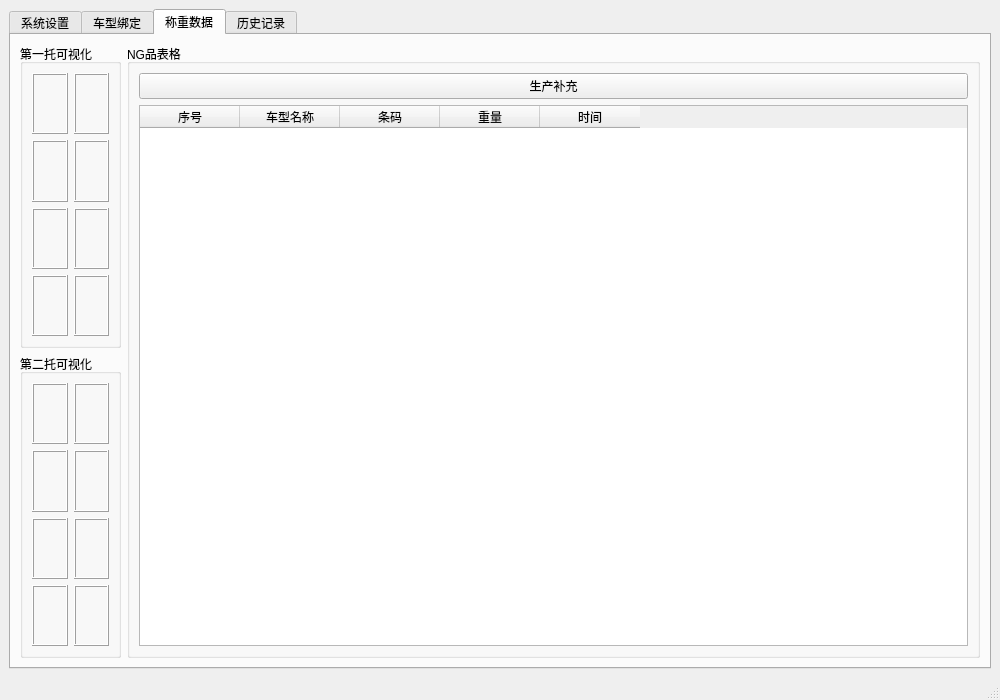
Above: mainwindow.ui from xiaoluoDD/Weight-Comparison before the change. Below: the same form after it.
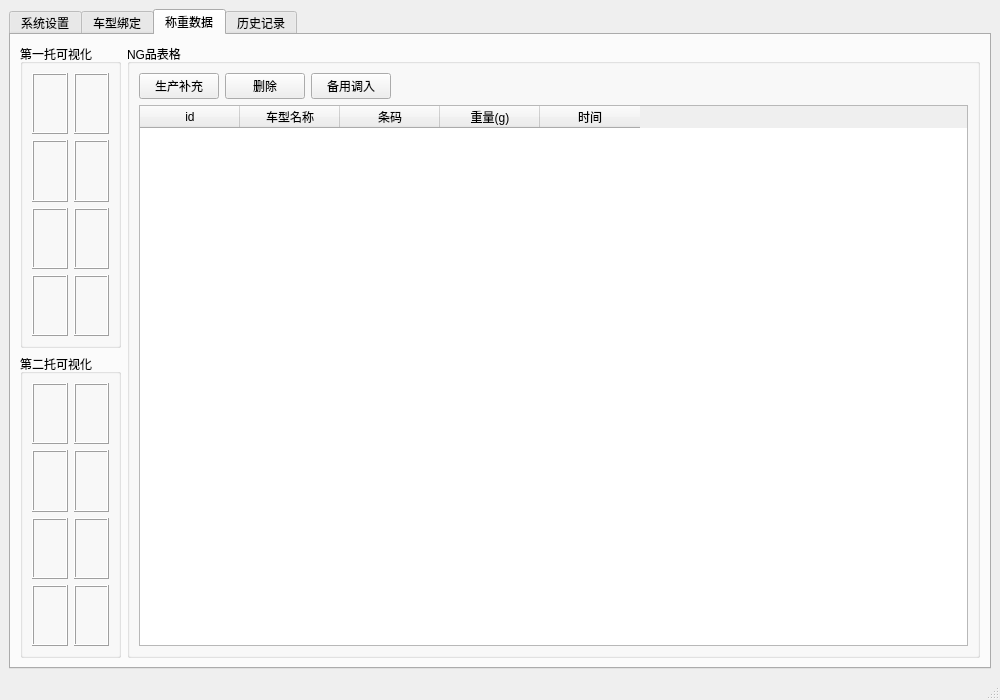
That is the form after the change. The open tabs and pages were chosen to show the change.

Diff of the .ui file:
```diff
--- a/mainwindow.ui
+++ b/mainwindow.ui
@@ -360,17 +360,57 @@
           </property>
           <layout class="QVBoxLayout" name="verticalLayout_right">
            <item>
-            <widget class="QPushButton" name="productionSupplementBtn">
-             <property name="text">
-              <string>生产补充</string>
-             </property>
-            </widget>
+            <layout class="QHBoxLayout" name="horizontalLayout_ngButtons">
+             <item>
+              <widget class="QPushButton" name="productionSupplementBtn">
+               <property name="text">
+                <string>生产补充</string>
+               </property>
+               <property name="maximumWidth">
+                <number>90</number>
+               </property>
+              </widget>
+             </item>
+             <item>
+              <widget class="QPushButton" name="ngDeleteBtn">
+               <property name="text">
+                <string>删除</string>
+               </property>
+               <property name="maximumWidth">
+                <number>70</number>
+               </property>
+              </widget>
+             </item>
+             <item>
+              <widget class="QPushButton" name="ngUseBtn">
+               <property name="text">
+                <string>备用调入</string>
+               </property>
+               <property name="maximumWidth">
+                <number>90</number>
+               </property>
+              </widget>
+             </item>
+             <item>
+              <spacer name="horizontalSpacer_ng">
+               <property name="orientation">
+                <enum>Qt::Horizontal</enum>
+               </property>
+               <property name="sizeHint" stdset="0">
+                <size>
+                 <width>40</width>
+                 <height>20</height>
+                </size>
+               </property>
+              </spacer>
+             </item>
+            </layout>
            </item>
            <item>
             <widget class="QTableWidget" name="ngTable">
              <column>
               <property name="text">
-               <string>序号</string>
+               <string>id</string>
               </property>
              </column>
              <column>
@@ -385,7 +425,7 @@
              </column>
              <column>
               <property name="text">
-               <string>重量</string>
+               <string>重量(g)</string>
               </property>
              </column>
              <column>
```
Left out of the diff: 10 changed lines with no effect on the pictures.
